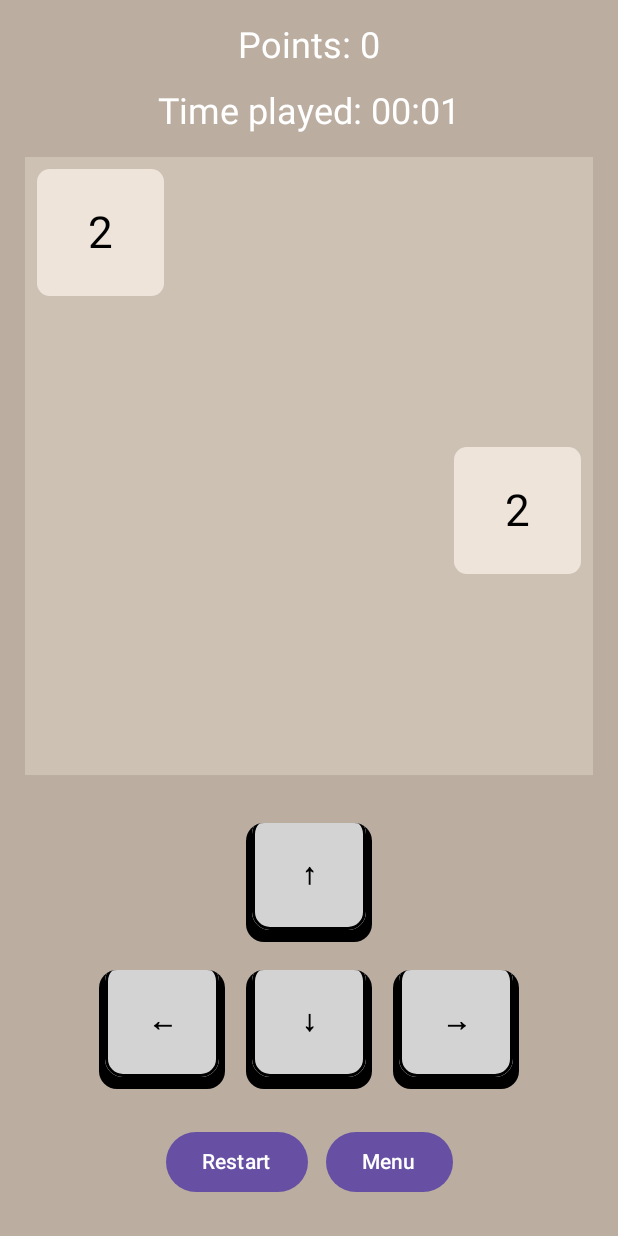
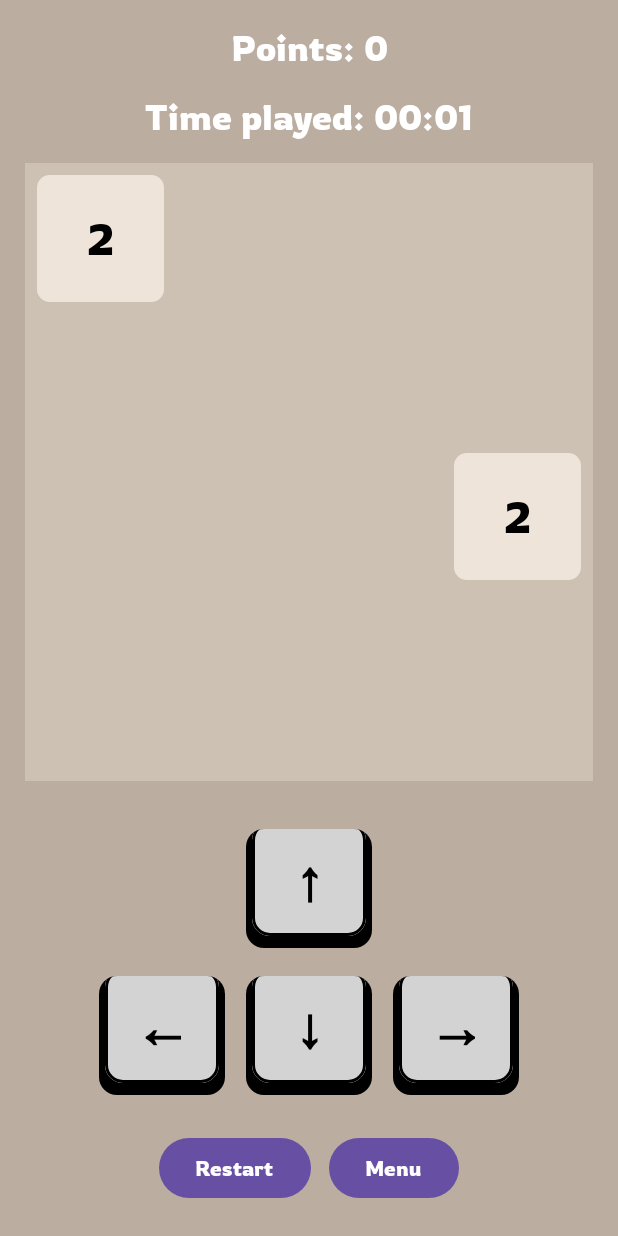
Before and after one commit to Jakon-Dev/Android-2048-GAME, an Android app built with Jetpack Compose: the screen it shows after launch (MainActivity), after a tap on "Start New Game", on a phone screen of 412 x 824 dp. Run offline under Robolectric (Android 15) with nearby library versions, the phone set to English and light mode, and no system bars.

Commit message:
Add Font (Rowdies)

```diff
--- a/app/src/main/java/com/jakondev/a2048_game/navigation/MainMenu.kt
+++ b/app/src/main/java/com/jakondev/a2048_game/navigation/MainMenu.kt
@@ -8,7 +8,9 @@ import androidx.compose.ui.Modifier
 import androidx.compose.ui.unit.dp
 import androidx.compose.ui.unit.sp
 import androidx.compose.ui.res.stringResource
+import androidx.compose.ui.text.font.FontWeight
 import com.example.game2048.R
+import com.jakondev.a2048_game.ui.theme.Rowdies
 
 
 @Composable
@@ -25,17 +27,29 @@ fun MainMenu(
             verticalArrangement = Arrangement.Center,
             horizontalAlignment = Alignment.CenterHorizontally
         ) {
-            Text("2048", fontSize = 32.sp, style = MaterialTheme.typography.headlineMedium)
+            Text(
+                text = "2048",
+                fontSize = 32.sp,
+                fontFamily = Rowdies,
+                fontWeight = FontWeight.Bold,
+                style = MaterialTheme.typography.headlineMedium
+            )
             Spacer(modifier = Modifier.height(24.dp))
 
             Button(onClick = onNewGame) {
-                Text(text = stringResource(id = R.string.start_new_game))
+                Text(
+                    text = stringResource(id = R.string.start_new_game),
+                    fontFamily = Rowdies,
+                )
             }
 
             if (time > 0) {
                 Spacer(modifier = Modifier.height(16.dp))
                 OutlinedButton(onClick = onResumeGame) {
-                    Text(text = stringResource(id = R.string.resume_game))
+                    Text(
+                        text = stringResource(id = R.string.resume_game),
+                        fontFamily = Rowdies,
+                    )
                 }
             }
         }
--- a/app/src/main/java/com/jakondev/a2048_game/ui/Tile.kt
+++ b/app/src/main/java/com/jakondev/a2048_game/ui/Tile.kt
@@ -1,5 +1,6 @@
 package com.jakondev.game2048.ui
 
+import android.hardware.lights.Light
 import androidx.compose.animation.*
 import androidx.compose.animation.core.animateFloatAsState
 import androidx.compose.foundation.background
@@ -12,8 +13,10 @@ import androidx.compose.ui.Alignment
 import androidx.compose.ui.Modifier
 import androidx.compose.ui.graphics.Color
 import androidx.compose.ui.graphics.graphicsLayer
+import androidx.compose.ui.text.font.FontWeight
 import androidx.compose.ui.unit.dp
 import androidx.compose.ui.unit.sp
+import com.jakondev.a2048_game.ui.theme.Rowdies
 import com.jakondev.game2048.util.getTileColor
 
 @Composable
@@ -53,6 +56,7 @@ fun Tile(value: Int, modifier: Modifier) {
                 if (targetValue != 0) {
                     Text(
                         text = targetValue.toString(),
+                        fontFamily = Rowdies,
                         fontSize = fontSize.sp,
                         color = Color.Black
                     )
--- a/app/src/main/java/com/jakondev/a2048_game/ui/game/DirectionControls.kt
+++ b/app/src/main/java/com/jakondev/a2048_game/ui/game/DirectionControls.kt
@@ -21,6 +21,7 @@ import androidx.compose.foundation.gestures.detectTapGestures
 import androidx.compose.ui.semantics.semantics
 import androidx.compose.ui.semantics.contentDescription
 import androidx.compose.ui.unit.Dp
+import com.jakondev.a2048_game.ui.theme.Rowdies
 
 @Composable
 fun DirectionControls(
@@ -129,7 +130,8 @@ fun StylizedButton(
         ) {
             Text(
                 text = text,
-                fontSize = (buttonSize.value * 0.25).sp, // Escalado proporcional
+                fontSize = (buttonSize.value * 0.5).sp, // Escalado proporcional
+                fontFamily = Rowdies,
                 fontWeight = FontWeight.Bold,
                 color = outlineColor
             )
--- a/app/src/main/java/com/jakondev/a2048_game/ui/game/GameControls.kt
+++ b/app/src/main/java/com/jakondev/a2048_game/ui/game/GameControls.kt
@@ -15,6 +15,7 @@ import androidx.compose.ui.res.stringResource
 import androidx.compose.ui.unit.dp
 import androidx.navigation.NavController
 import com.example.game2048.R
+import com.jakondev.a2048_game.ui.theme.Rowdies
 import com.jakondev.game2048.GameViewModel
 import com.jakondev.game2048.ui.DirectionControls
 import com.jakondev.game2048.ui.formatTime
@@ -64,13 +65,19 @@ fun GameControls(
             )
             Row(horizontalArrangement = Arrangement.spacedBy(12.dp)) {
                 Button(onClick = viewModel::resetGame) {
-                    Text(text = stringResource(id = R.string.restart))
+                    Text(
+                        text = stringResource(id = R.string.restart),
+                        fontFamily = Rowdies,
+                    )
                 }
                 Button(onClick = {
                     viewModel.pauseTimer()
                     navController.navigate("menu")
                 }) {
-                    Text(text = stringResource(id = R.string.menu))
+                    Text(
+                        text = stringResource(id = R.string.menu),
+                        fontFamily = Rowdies,
+                    )
                 }
             }
         }
@@ -93,6 +100,7 @@ fun TimeDisplay(time: String) {
     Text(
         text = stringResource(id = R.string.final_time_message, time),
         fontSize = MaterialTheme.typography.headlineSmall.fontSize,
+        fontFamily = Rowdies,
         color = Color.White,
         modifier = Modifier
             .padding(bottom = 8.dp)
@@ -104,6 +112,7 @@ fun ScoreDisplay(score: Int) {
     Text(
         text = stringResource(id = R.string.points, score),
         fontSize = MaterialTheme.typography.headlineSmall.fontSize,
+        fontFamily = Rowdies,
         color = Color.White,
         modifier = Modifier
             .padding(bottom = 8.dp)
--- a/app/src/main/java/com/jakondev/a2048_game/ui/theme/Theme.kt
+++ b/app/src/main/java/com/jakondev/a2048_game/ui/theme/Theme.kt
@@ -6,6 +6,18 @@ import androidx.compose.material3.darkColorScheme
 import androidx.compose.material3.lightColorScheme
 import androidx.compose.runtime.Composable
 import androidx.compose.ui.graphics.Color
+import androidx.compose.ui.text.font.Font
+import androidx.compose.ui.text.font.FontFamily
+import androidx.compose.ui.text.font.FontWeight
+import com.example.game2048.R
+
+
+val Rowdies = FontFamily(
+    Font(R.font.rowdies_light, FontWeight.Light),
+    Font(R.font.rowdies_regular, FontWeight.Normal),
+    Font(R.font.rowdies_bold, FontWeight.Bold)
+)
+
 
 val DarkColorPalette = darkColorScheme(
     primary = PrimaryDark,
--- a/app/src/main/java/com/jakondev/a2048_game/ui/theme/TileColors.kt
+++ b/app/src/main/java/com/jakondev/a2048_game/ui/theme/TileColors.kt
@@ -1,19 +1,26 @@
 package com.jakondev.game2048.util
 
+import androidx.compose.foundation.isSystemInDarkTheme
+import androidx.compose.runtime.Composable
 import androidx.compose.ui.graphics.Color
 
-fun getTileColor(value: Int): Color = when (value) {
-    0 -> Color(0xFFCDC1B4)
-    2 -> Color(0xFFEEE4DA)
-    4 -> Color(0xFFEDE0C8)
-    8 -> Color(0xFFF2B179)
-    16 -> Color(0xFFF59563)
-    32 -> Color(0xFFF67C5F)
-    64 -> Color(0xFFF65E3B)
-    128 -> Color(0xFFEDCF72)
-    256 -> Color(0xFFEDCC61)
-    512 -> Color(0xFFEDC850)
-    1024 -> Color(0xFFEDC53F)
-    2048 -> Color(0xFFEDC22E)
-    else -> Color.Black
+@Composable
+fun getTileColor(value: Int): Color {
+    val isDark = isSystemInDarkTheme()
+
+    return when (value) {
+        0 -> if (isDark) EmptyTileDark else EmptyTileLight
+        2 -> if (isDark) Tile2Dark else Tile2Light
+        4 -> if (isDark) Tile4Dark else Tile4Light
+        8 -> if (isDark) Tile8Dark else Tile8Light
+        16 -> if (isDark) Tile16Dark else Tile16Light
+        32 -> if (isDark) Tile32Dark else Tile32Light
+        64 -> if (isDark) Tile64Dark else Tile64Light
+        128 -> if (isDark) Tile128Dark else Tile128Light
+        256 -> if (isDark) Tile256Dark else Tile256Light
+        512 -> if (isDark) Tile512Dark else Tile512Light
+        1024 -> if (isDark) Tile1024Dark else Tile1024Light
+        2048 -> if (isDark) Tile2048Dark else Tile2048Light
+        else -> if (isDark) SuperTileDark else SuperTileLight // para tiles mayores
+    }
 }
--- /dev/null
+++ b/app/src/main/java/com/jakondev/a2048_game/util/TileColorsLight.kt
@@ -0,0 +1,24 @@
+package com.jakondev.game2048.util
+
+import androidx.compose.ui.graphics.Color
+
+val BackgroundLight = Color(0xFFFAF8EF)
+val BoardBackgroundLight = Color(0xFFBBADA0)
+val EmptyTileLight = Color(0xFFCDC1B4)
+
+val Tile2Light = Color(0xFFEEE4DA)
+val Tile4Light = Color(0xFFEDE0C8)
+val Tile8Light = Color(0xFFF2B179)
+val Tile16Light = Color(0xFFF59563)
+val Tile32Light = Color(0xFFF67C5F)
+val Tile64Light = Color(0xFFF65E3B)
+val Tile128Light = Color(0xFFEDCF72)
+val Tile256Light = Color(0xFFEDCC61)
+val Tile512Light = Color(0xFFEDC850)
+val Tile1024Light = Color(0xFFEDC53F)
+val Tile2048Light = Color(0xFFEDC22E)
+val SuperTileLight = Color(0xFF3C3A32) // para 4096+
+
+val TextColorLight = Color(0xFF776E65)
+val ButtonColorLight = Color(0xFF8F7A66)
+val AccentColorLight = Color(0xFFF67C5F)
```
Also changed, not shown: app/src/main/java/com/jakondev/a2048_game/ui/game/GameScreen.kt (+13 -3 lines), app/src/main/java/com/jakondev/a2048_game/util/TileColorsDark.kt (added, +24 -0 lines), app/src/main/res/font/rowdies.xml (added, +15 -0 lines), app/src/main/res/font/rowdies_bold.ttf (added), app/src/main/res/font/rowdies_light.ttf (added), app/src/main/res/font/rowdies_regular.ttf (added).
